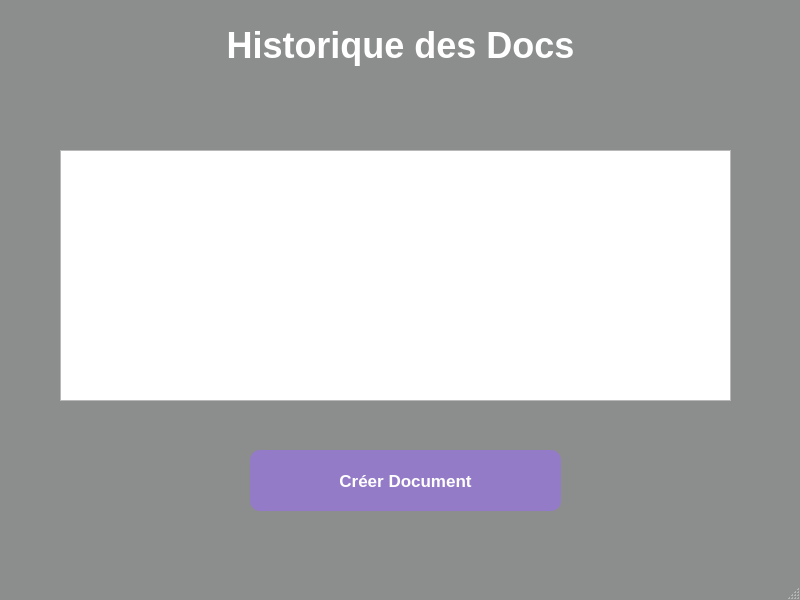
Above: ui/listeHisto.ui from Zizou897/transcriptionImage before the change. Below: the same form after it.
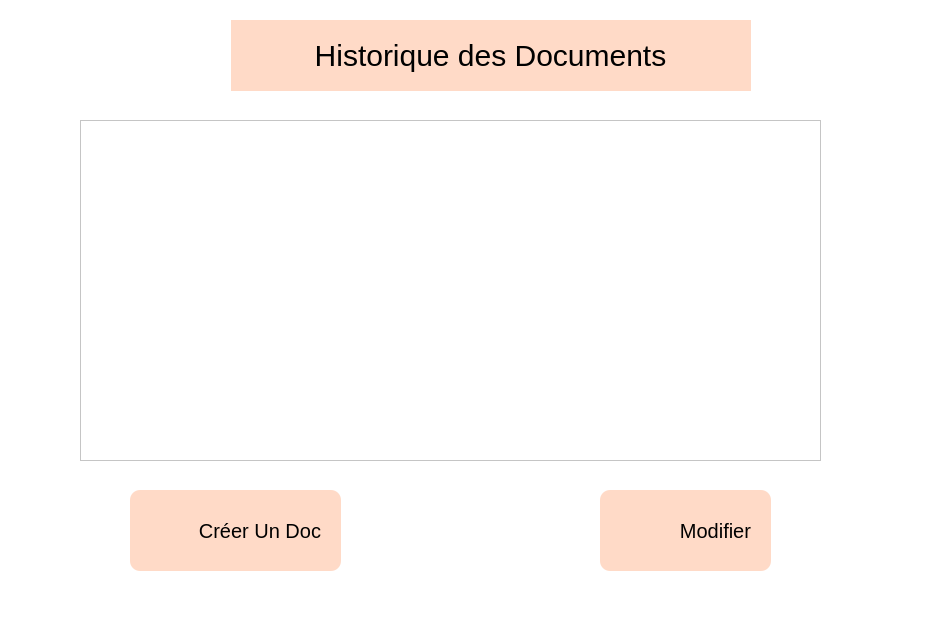
That is the form after the change. Icons and pictures are not drawn.

Diff of the .ui file:
```diff
--- a/ui/listeHisto.ui
+++ b/ui/listeHisto.ui
@@ -6,88 +6,132 @@
    <rect>
     <x>0</x>
     <y>0</y>
-    <width>800</width>
-    <height>600</height>
+    <width>934</width>
+    <height>644</height>
    </rect>
   </property>
   <property name="windowTitle">
    <string>MainWindow</string>
   </property>
   <property name="styleSheet">
-   <string notr="true">QMainWindow{
-	background:rgb(140, 141, 141);
-}</string>
+   <string notr="true">background : white;</string>
   </property>
   <widget class="QWidget" name="centralwidget">
    <widget class="QTableView" name="tableView">
     <property name="geometry">
      <rect>
-      <x>60</x>
-      <y>150</y>
-      <width>671</width>
-      <height>251</height>
+      <x>80</x>
+      <y>120</y>
+      <width>741</width>
+      <height>341</height>
      </rect>
     </property>
    </widget>
-   <widget class="QPushButton" name="pushButton">
-    <property name="geometry">
-     <rect>
-      <x>250</x>
-      <y>450</y>
-      <width>311</width>
-      <height>61</height>
-     </rect>
-    </property>
-    <property name="font">
-     <font>
-      <pointsize>13</pointsize>
-      <weight>75</weight>
-      <bold>true</bold>
-     </font>
-    </property>
-    <property name="styleSheet">
-     <string notr="true">QPushButton{
-	color:#fff;
-	background: rgb(148, 123, 200);
-	border-radius: 10px;
-}
-
-QPushButton:hover{
-	color:#fff;
-	background:rgb(109, 91, 148);
-	border-radius: 10px;
-}</string>
-    </property>
-    <property name="text">
-     <string>Créer Document</string>
-    </property>
-   </widget>
    <widget class="QLabel" name="label">
     <property name="geometry">
      <rect>
-      <x>170</x>
+      <x>230</x>
       <y>20</y>
-      <width>461</width>
-      <height>51</height>
+      <width>521</width>
+      <height>71</height>
      </rect>
     </property>
     <property name="font">
      <font>
-      <pointsize>27</pointsize>
-      <weight>75</weight>
-      <bold>true</bold>
+      <pointsize>-1</pointsize>
      </font>
     </property>
     <property name="styleSheet">
-     <string notr="true">color:#fff</string>
+     <string notr="true">background: rgb(255, 218, 199);
+font-size : 30px;</string>
     </property>
     <property name="text">
-     <string>Historique des Docs</string>
+     <string>Historique des Documents</string>
     </property>
     <property name="alignment">
      <set>Qt::AlignCenter</set>
     </property>
    </widget>
+   <widget class="QLabel" name="label_2">
+    <property name="geometry">
+     <rect>
+      <x>160</x>
+      <y>20</y>
+      <width>71</width>
+      <height>71</height>
+     </rect>
+    </property>
+    <property name="styleSheet">
+     <string notr="true"/>
+    </property>
+    <property name="text">
+     <string/>
+    </property>
+    <property name="pixmap">
+     <pixmap resource="../ressource.qrc">:/img/static/860812.png</pixmap>
+    </property>
+    <property name="scaledContents">
+     <bool>true</bool>
+    </property>
+   </widget>
+   <widget class="QPushButton" name="modifier_btn">
+    <property name="geometry">
+     <rect>
+      <x>600</x>
+      <y>490</y>
+      <width>171</width>
+      <height>81</height>
+     </rect>
+    </property>
+    <property name="styleSheet">
+     <string notr="true">QPushButton{
+background-color: rgb(255, 218, 199);
+border-radius:10px;
+font-size : 20px;
+image:url(:/img/static/4696755.png);
+image-position:left;
+text-align:right;
+padding:20px;
+}
+
+QPushButton:pressed{
+background: rgb(223, 186, 168);
+
+}</string>
+    </property>
+    <property name="text">
+     <string>Modifier</string>
+    </property>
+   </widget>
+   <widget class="QPushButton" name="creerDoc_btn">
+    <property name="geometry">
+     <rect>
+      <x>130</x>
+      <y>490</y>
+      <width>211</width>
+      <height>81</height>
+     </rect>
+    </property>
+    <property name="styleSheet">
+     <string notr="true">QPushButton{
+background-color: rgb(255, 218, 199);
+border-radius:10px;
+font-size : 20px;
+image:url(:/img/static/1828926.png);
+image-position:left;
+text-align:right;
+padding:20px;
+}
+
+QPushButton:pressed{
+background: rgb(223, 186, 168);
+
+}</string>
+    </property>
+    <property name="text">
+     <string>Créer Un Doc</string>
+    </property>
+   </widget>
   </widget>
   <widget class="QStatusBar" name="statusbar"/>
  </widget>
```
Left out of the diff: 8 changed lines with no effect on the pictures.
